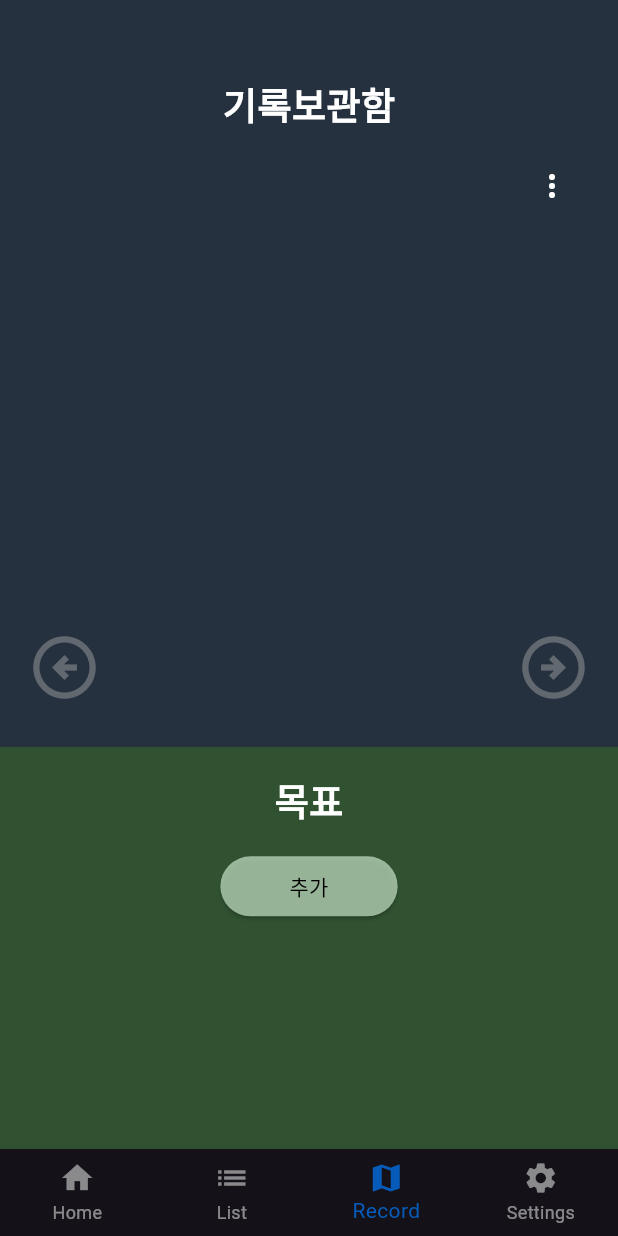
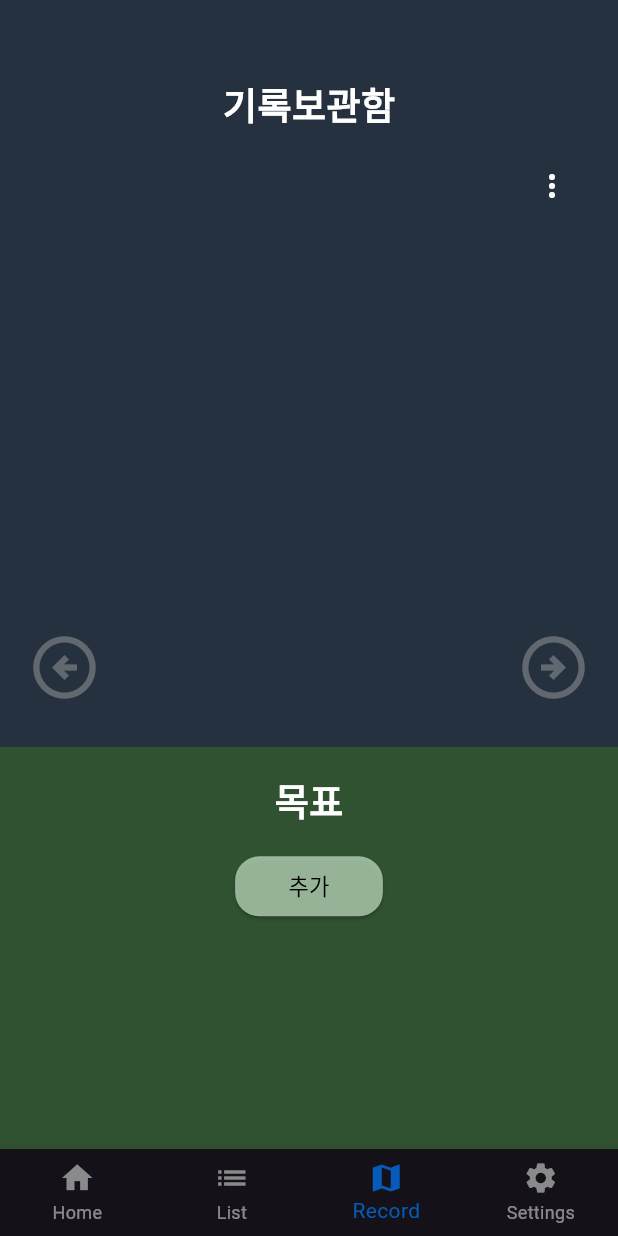
Before and after one commit to recoraddic/recoraddic-android, a Flutter app: the screen it shows after launch, item 3 of the bottom bar chosen, on a phone screen of 412 x 824 dp. Run offline on Flutter 3.47's test engine with Material 3 defaults, Android fonts, the phone set to English and light mode, and no system bars; our stand-ins replace flutter_colorpicker, hive, hive_flutter; accounts and stored records are empty; Roboto replaces fonts that are missing (Inter).

Commit message:
[design] 추가 버튼 각 수정 (#37)
desing: adjust button angle

```diff
--- a/lib/style/style.dart
+++ b/lib/style/style.dart
@@ -7,6 +7,7 @@ class AppColors {
   static const Color lightGreyColor = Color.fromRGBO(255, 255, 255, 0.5);
   static const Color middleGreyColor = Color.fromRGBO(255, 255, 255, 0.1);
   static const Color darkGreyColor = Color.fromRGBO(255, 255, 255, 0.05);
+  static const Color blackColor = Color.fromRGBO(0, 0, 0, 1);
 
   // 기록보관함 배경 색상
   // static const Color recordBackground = Color.fromRGBO(100, 181, 246, 1);
@@ -70,6 +71,15 @@ class AppFonts {
     return TextStyle(
       color: AppColors.lightGreyColor,
       fontSize: FontSize.scaleFont(context, 14),
+      fontFamily: 'Inter',
+      fontWeight: FontWeight.w500,
+      height: 1.6,
+  );
+  }
+  static TextStyle smallBlackText(BuildContext context) {
+    return TextStyle(
+      color: AppColors.blackColor,
+      fontSize: FontSize.scaleFont(context, 18),
       fontFamily: 'Inter',
       fontWeight: FontWeight.w500,
       height: 1.6,
--- a/lib/third_page/goal_layout.dart
+++ b/lib/third_page/goal_layout.dart
@@ -163,15 +163,18 @@ class _GoalLayoutState extends State<GoalLayout> {
                     child: Align(
                       alignment: Alignment.center,
                       child: FractionallySizedBox(
-                        widthFactor: 0.3,
+                        widthFactor: 0.25,
                         child: ElevatedButton(
                           onPressed: () {
                             _showAddGoalDialog(context);
                           },
-                          child: Text('추가'),
+                          child: Text('추가', style: AppFonts.smallBlackText(context),),
                           style: ElevatedButton.styleFrom(
                             backgroundColor: AppColors.goalBlock,
                             foregroundColor: Colors.black,
+                            shape: RoundedRectangleBorder(
+                              borderRadius: BorderRadius.circular(AppConstants.bigBorderRadius),
+                            ),
                           ),
                         ),
                       ),
@@ -191,7 +194,7 @@ class _GoalLayoutState extends State<GoalLayout> {
                       ),
                       child: Text(
                         '${index + 1}. ${widget.section.goalList[index]}',
-                        style: TextStyle(color: Colors.black, fontSize: 18.0),
+                        style: AppFonts.smallBlackText(context),
                       ),
                     ),
                   );
```
